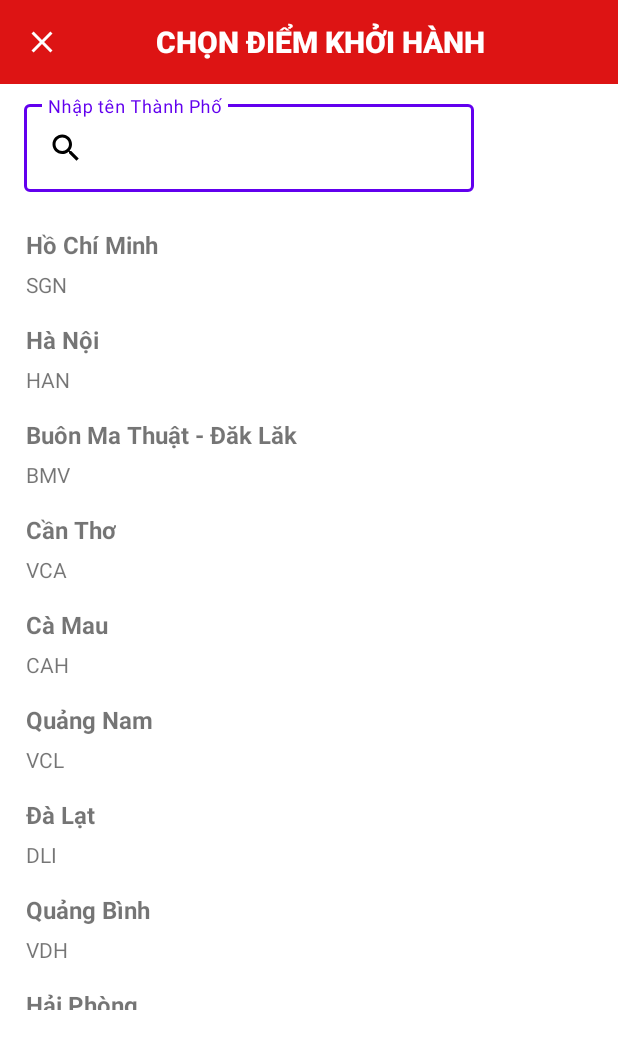
After one commit to tannha12345663/AppDatVeMayBay, an Android app: the DiemKhoiHanhActivity screen opened directly, with no data from a screen before it, on a phone screen of 412 x 824 dp. The commit adds this screen. Shown: the top 1049 px of the screen. Run offline under Robolectric (Android 15) with nearby library versions, the phone set to English and light mode, and no system bars.

Commit message:
Update (22/10/2022): Update đặt vé máy bay

```diff
--- /dev/null
+++ b/app/src/main/java/com/example/appdatvemaybay/Country/CountryVN.java
@@ -0,0 +1,27 @@
+package com.example.appdatvemaybay.Country;
+
+public class CountryVN {
+    String nameTP;
+    String SanBay;
+
+    public CountryVN(String nameTP, String sanBay) {
+        this.nameTP = nameTP;
+        SanBay = sanBay;
+    }
+
+    public String getNameTP() {
+        return nameTP;
+    }
+
+    public void setNameTP(String nameTP) {
+        this.nameTP = nameTP;
+    }
+
+    public String getSanBay() {
+        return SanBay;
+    }
+
+    public void setSanBay(String sanBay) {
+        SanBay = sanBay;
+    }
+}
--- /dev/null
+++ b/app/src/main/java/com/example/appdatvemaybay/Country/CountryVNAdapter.java
@@ -0,0 +1,61 @@
+package com.example.appdatvemaybay.Country;
+
+import android.view.LayoutInflater;
+import android.view.View;
+import android.view.ViewGroup;
+import android.widget.TextView;
+
+import androidx.annotation.NonNull;
+import androidx.recyclerview.widget.RecyclerView;
+
+import com.example.appdatvemaybay.R;
+
+import java.util.List;
+
+public class CountryVNAdapter extends RecyclerView.Adapter<CountryVNAdapter.CountryVH>{
+    List<com.example.appdatvemaybay.Country.CountryVN> countryVNList;
+    Listener listener;
+
+    public CountryVNAdapter(List<CountryVN> countryVNList, Listener listener) {
+        this.countryVNList = countryVNList;
+        this.listener = listener;
+    }
+
+    @NonNull
+    @Override
+    public CountryVH onCreateViewHolder(@NonNull ViewGroup parent, int viewType) {
+        View mview = LayoutInflater.from(parent.getContext()).inflate(R.layout.country_row,parent,false);
+        return new CountryVH(mview);
+    }
+
+    @Override
+    public void onBindViewHolder(@NonNull CountryVH holder, int position) {
+        CountryVN countryVN = countryVNList.get(position);
+        holder.txTenTP.setText(countryVN.getNameTP());
+        holder.txSanBay.setText(countryVN.getSanBay());
+        holder.itemView.setOnClickListener(new View.OnClickListener() {
+            @Override
+            public void onClick(View v) {
+                listener.onItemListener(countryVN);
+            }
+        });
+    }
+
+    @Override
+    public int getItemCount() {
+        return countryVNList.size();
+    }
+
+    class CountryVH extends RecyclerView.ViewHolder{
+        TextView txTenTP, txSanBay;
+
+        public CountryVH(@NonNull View itemView) {
+            super(itemView);
+            txTenTP=itemView.findViewById(R.id.txTenTP);
+            txSanBay=itemView.findViewById(R.id.txSanBay);
+        }
+    }
+     public interface Listener{
+        void onItemListener(CountryVN countryVN);
+    }
+}
--- /dev/null
+++ b/app/src/main/java/com/example/appdatvemaybay/Country/InnitDataCountry.java
@@ -0,0 +1,44 @@
+package com.example.appdatvemaybay.Country;
+
+import android.app.Application;
+
+import java.util.ArrayList;
+import java.util.List;
+
+public class InnitDataCountry extends Application {
+    public static List<CountryVN> data;
+
+    @Override
+    public void onCreate() {
+        super.onCreate();
+        if (data ==null){
+            data=new ArrayList<>();
+        }
+    }
+    public static List<CountryVN> ininitCountry(){
+        data.add(new CountryVN("Hồ Chí Minh","SGN"));
+        data.add(new CountryVN("Hà Nội","HAN"));
+        data.add(new CountryVN("Buôn Ma Thuật - Đăk Lăk","BMV"));
+        data.add(new CountryVN("Cần Thơ","VCA"));
+        data.add(new CountryVN("Cà Mau","CAH"));
+        data.add(new CountryVN("Quảng Nam","VCL"));
+        data.add(new CountryVN("Đà Lạt","DLI"));
+        data.add(new CountryVN("Quảng Bình","VDH"));
+        data.add(new CountryVN("Hải Phòng","HPH"));
+        data.add(new CountryVN("Huế","HJI"));
+        data.add(new CountryVN("Phú Quốc","PQC"));
+        data.add(new CountryVN("PleiKu","PQC"));
+        data.add(new CountryVN("Quy Nhơn","UIH"));
+        data.add(new CountryVN("Thanh Hóa","SGH"));
+        data.add(new CountryVN("Tùy Hòa","TBB"));
+        data.add(new CountryVN("Quảng Ninh","VDO"));
+        data.add(new CountryVN("Vinh","VII"));
+        data.add(new CountryVN("Cơn đảo, Bà Rịa - Vũng Tàu","VCS"));
+        data.add(new CountryVN("Điện Biên Phủ","DIN"));
+        data.add(new CountryVN("Kiên Giang","VKG"));
+        data.add(new CountryVN("Đà Nẵng","DAD"));
+        data.add(new CountryVN("Nha Trang","CXR"));
+
+        return data;
+    };
+}
--- /dev/null
+++ b/app/src/main/java/com/example/appdatvemaybay/DiemKhoiHanhActivity.java
@@ -0,0 +1,68 @@
+package com.example.appdatvemaybay;
+
+import androidx.appcompat.app.AppCompatActivity;
+import androidx.recyclerview.widget.LinearLayoutManager;
+import androidx.recyclerview.widget.RecyclerView;
+
+import android.content.Intent;
+import android.os.Bundle;
+import android.view.View;
+import android.widget.ImageButton;
+
+import com.example.appdatvemaybay.Country.CountryVN;
+import com.example.appdatvemaybay.Country.CountryVNAdapter;
+import com.example.appdatvemaybay.Country.InnitDataCountry;
+import com.example.appdatvemaybay.fragment.HomeFragment;
+import com.google.android.material.textfield.TextInputEditText;
+
+import java.util.ArrayList;
+import java.util.List;
+
+public class DiemKhoiHanhActivity extends AppCompatActivity implements CountryVNAdapter.Listener {
+    ImageButton imgBackHome;
+    RecyclerView recyclerView;
+    List<CountryVN> countryVNS;
+    CountryVNAdapter countryVNAdapter;
+    TextInputEditText etTenTP;
+    @Override
+    protected void onCreate(Bundle savedInstanceState) {
+        super.onCreate(savedInstanceState);
+        setContentView(R.layout.activity_diem_khoi_hanh);
+        innitUI();
+        innitListener();
+    }
+
+    private void innitListener() {
+        imgBackHome.setOnClickListener(new View.OnClickListener() {
+            @Override
+            public void onClick(View v) {
+                onBackPressed();
+            }
+        });
+
+    }
+
+    private void innitUI() {
+        imgBackHome=findViewById(R.id.imgBackHome);
+        etTenTP=findViewById(R.id.etTenTP);
+        recyclerView = findViewById(R.id.rcCountryKH);
+        LinearLayoutManager linearLayoutManager= new LinearLayoutManager(this,RecyclerView.VERTICAL,false);
+        recyclerView.setLayoutManager(linearLayoutManager);
+        countryVNS = new ArrayList<>();
+        countryVNS= InnitDataCountry.ininitCountry();
+        countryVNAdapter = new CountryVNAdapter(countryVNS,DiemKhoiHanhActivity.this);
+        recyclerView.setAdapter(countryVNAdapter);
+
+    }
+
+    @Override
+    public void onItemListener(CountryVN countryVN) {
+        //etTenTP.setText(countryVN.getNameTP()+" \t" + countryVN.getSanBay());
+        String tp = countryVN.getNameTP();
+        String sb = countryVN.getSanBay();
+        Intent intent = new Intent(DiemKhoiHanhActivity.this, MainActivity.class);
+        intent.putExtra("DiemKH",tp);
+        intent.putExtra("SanBay",sb);
+        startActivity(intent);
+    }
+}
--- /dev/null
+++ b/app/src/main/res/drawable/ic_baseline_search_24.xml
@@ -0,0 +1,5 @@
+<vector android:height="24dp" android:tint="#000000"
+    android:viewportHeight="24" android:viewportWidth="24"
+    android:width="24dp" xmlns:android="http://schemas.android.com/apk/res/android">
+    <path android:fillColor="@android:color/white" android:pathData="M15.5,14h-0.79l-0.28,-0.27C15.41,12.59 16,11.11 16,9.5 16,5.91 13.09,3 9.5,3S3,5.91 3,9.5 5.91,16 9.5,16c1.61,0 3.09,-0.59 4.23,-1.57l0.27,0.28v0.79l5,4.99L20.49,19l-4.99,-5zM9.5,14C7.01,14 5,11.99 5,9.5S7.01,5 9.5,5 14,7.01 14,9.5 11.99,14 9.5,14z"/>
+</vector>
--- /dev/null
+++ b/app/src/main/res/layout/activity_diem_khoi_hanh.xml
@@ -0,0 +1,81 @@
+<?xml version="1.0" encoding="utf-8"?>
+<androidx.constraintlayout.widget.ConstraintLayout xmlns:android="http://schemas.android.com/apk/res/android"
+    xmlns:app="http://schemas.android.com/apk/res-auto"
+    xmlns:tools="http://schemas.android.com/tools"
+    android:layout_width="match_parent"
+    android:layout_height="match_parent"
+    tools:context=".DiemKhoiHanhActivity">
+
+    <LinearLayout
+        android:id="@+id/linearLayout"
+        android:layout_width="0dp"
+        android:layout_height="wrap_content"
+        android:background="@color/Red"
+        android:orientation="horizontal"
+        app:layout_constraintEnd_toEndOf="parent"
+        app:layout_constraintStart_toStartOf="parent"
+        app:layout_constraintTop_toTopOf="parent">
+
+
+        <ImageButton
+            android:id="@+id/imgBackHome"
+            android:layout_width="?attr/actionBarSize"
+            android:layout_height="?attr/actionBarSize"
+            android:background="?attr/selectableItemBackgroundBorderless"
+            android:src="@drawable/ic_baseline_close_24" />
+
+        <TextView
+            android:id="@+id/nameToolbar"
+            android:layout_width="0dp"
+            android:layout_height="wrap_content"
+            android:layout_gravity="center_vertical"
+            android:layout_marginStart="15dp"
+            android:layout_weight="1"
+            android:gravity="center"
+            android:text="CHỌN ĐIỂM KHỞI HÀNH"
+            android:textAppearance="@style/TextAppearance.AppCompat.Title"
+            android:textColor="@android:color/white"
+            android:textStyle="bold" />
+
+
+        <ImageView
+            android:id="@+id/closeBtn"
+            android:layout_width="?attr/actionBarSize"
+            android:layout_height="?attr/actionBarSize"
+            android:background="?attr/selectableItemBackgroundBorderless"
+
+            />
+
+
+    </LinearLayout>
+
+    <com.google.android.material.textfield.TextInputLayout
+
+        android:id="@+id/textInputLayout"
+        style="@style/Widget.MaterialComponents.TextInputLayout.OutlinedBox"
+        android:layout_width="300dp"
+        android:layout_height="wrap_content"
+        android:layout_marginStart="16dp"
+        android:layout_marginTop="8dp"
+        app:layout_constraintStart_toStartOf="parent"
+        app:layout_constraintTop_toBottomOf="@+id/linearLayout">
+
+        <com.google.android.material.textfield.TextInputEditText
+            android:id="@+id/etTenTP"
+            android:layout_width="match_parent"
+            android:layout_height="wrap_content"
+            android:drawableLeft="@drawable/ic_baseline_search_24"
+            android:hint="Nhập tên Thành Phố" />
+    </com.google.android.material.textfield.TextInputLayout>
+
+    <androidx.recyclerview.widget.RecyclerView
+        android:id="@+id/rcCountryKH"
+        android:layout_width="0dp"
+        android:layout_height="529dp"
+        android:layout_marginStart="1dp"
+        android:layout_marginTop="16dp"
+        android:layout_marginEnd="1dp"
+        app:layout_constraintEnd_toEndOf="parent"
+        app:layout_constraintStart_toStartOf="parent"
+        app:layout_constraintTop_toBottomOf="@+id/textInputLayout" />
+</androidx.constraintlayout.widget.ConstraintLayout>
--- /dev/null
+++ b/app/src/main/res/layout/country_row.xml
@@ -0,0 +1,30 @@
+<?xml version="1.0" encoding="utf-8"?>
+<RelativeLayout xmlns:android="http://schemas.android.com/apk/res/android"
+    android:layout_width="match_parent"
+    android:layout_height="wrap_content"
+    >
+
+
+    <TextView
+        android:id="@+id/txTenTP"
+        android:layout_width="wrap_content"
+        android:layout_height="wrap_content"
+        android:text="Hồ Chí Minh, Việt Nam"
+        android:textSize="16dp"
+        android:textStyle="bold"
+        android:layout_alignParentTop="true"
+        android:layout_marginTop="8dp"
+        android:layout_marginStart="16dp"></TextView>
+
+    <TextView
+        android:id="@+id/txSanBay"
+        android:layout_width="wrap_content"
+        android:layout_height="wrap_content"
+        android:layout_below="@+id/txTenTP"
+        android:layout_alignStart="@+id/txTenTP"
+        android:layout_marginStart="0dp"
+        android:layout_marginTop="6dp"
+        android:text="SGN - Sân bay Tân Sơn Nhất "
+        android:layout_marginBottom="8dp"
+        />
+</RelativeLayout>
```
Also changed, not shown: app/src/main/AndroidManifest.xml (+10 -4 lines), app/src/main/java/com/example/appdatvemaybay/BottomSheerDialog/DiaglogBottomSheetHK.java (+21 -6 lines), app/src/main/java/com/example/appdatvemaybay/DiemDenActivity.java (added, +31 -0 lines), app/src/main/java/com/example/appdatvemaybay/MainActivity.java (+23 -23 lines), app/src/main/java/com/example/appdatvemaybay/fragment/HomeFragment.java (+53 -9 lines), app/src/main/res/layout/activity_diem_den.xml (added, +51 -0 lines).
